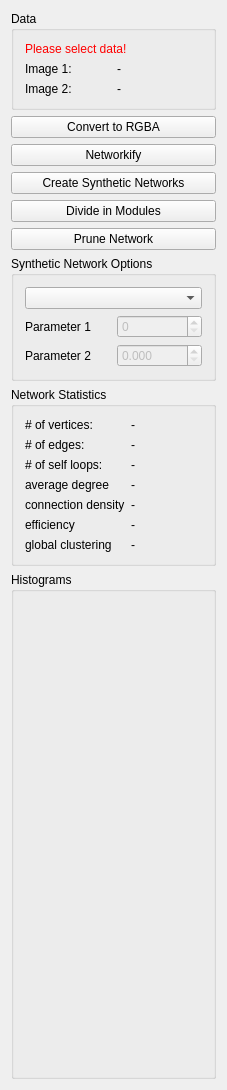
MITK/MITK, file Plugins/org.mitk.gui.qt.diffusionimaging/src/internal/Connectomics/QmitkBrainNetworkAnalysisViewControls.ui: the form before one commit.
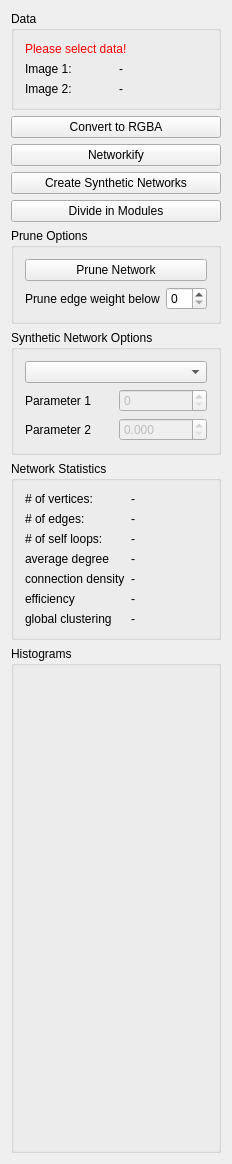
The form after the commit. Custom widgets are drawn as their Qt base class.

Commit message:
Added option to prune edges below a certain weight
A new function allows to remove edges which have a weight below a threshold. This will also remove any nodes which remain unconnected afterwards.

The edit to the form file:
```diff
--- a/Plugins/org.mitk.gui.qt.diffusionimaging/src/internal/Connectomics/QmitkBrainNetworkAnalysisViewControls.ui
+++ b/Plugins/org.mitk.gui.qt.diffusionimaging/src/internal/Connectomics/QmitkBrainNetworkAnalysisViewControls.ui
@@ -110,10 +110,33 @@
     </widget>
    </item>
    <item>
+    <widget class="QGroupBox" name="pruneOptionsGroupBox">
+     <property name="title">
+      <string>Prune Options</string>
+     </property>
+     <layout class="QVBoxLayout" name="verticalLayout_5">
+      <item>
     <widget class="QPushButton" name="prunePushButton">
      <property name="text">
       <string>Prune Network</string>
      </property>
+       </widget>
+      </item>
+      <item>
+       <layout class="QHBoxLayout" name="horizontalLayout_5">
+        <item>
+         <widget class="QLabel" name="edgeWeightLabel">
+          <property name="text">
+           <string>Prune edge weight below</string>
+          </property>
+         </widget>
+        </item>
+        <item>
+         <widget class="QSpinBox" name="pruneEdgeWeightSpinBox"/>
+        </item>
+       </layout>
+      </item>
+     </layout>
     </widget>
    </item>
    <item>
```
Lines whose indentation alone changed are shown as unchanged. The commit also changes 3 other files.
